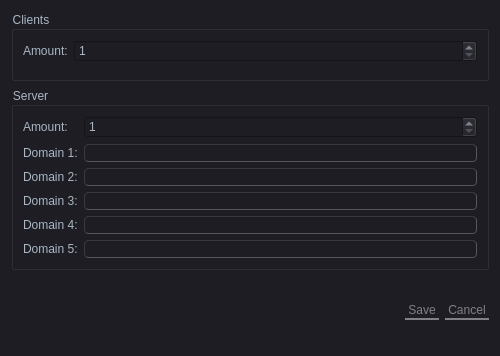
Qt form src/views/dialogs/settingsdialog.ui (Filan-glitch/NetSim) before a commit.
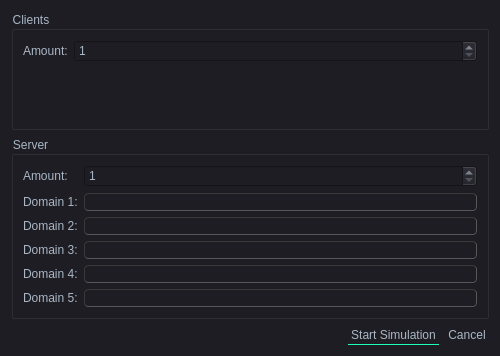
The same form after that commit. Icons and pictures are not drawn.

Commit message: TCP Packages Fixes, Dialog UI improvement

The edit to the form file:
```diff
--- a/src/views/dialogs/settingsdialog.ui
+++ b/src/views/dialogs/settingsdialog.ui
@@ -632,26 +632,35 @@
     </widget>
    </item>
    <item>
-    <widget class="QDialogButtonBox" name="buttonBox">
-     <property name="enabled">
-      <bool>false</bool>
-     </property>
-     <property name="sizePolicy">
-      <sizepolicy hsizetype="Minimum" vsizetype="Minimum">
-       <horstretch>0</horstretch>
-       <verstretch>0</verstretch>
-      </sizepolicy>
-     </property>
-     <property name="orientation">
-      <enum>Qt::Horizontal</enum>
-     </property>
-     <property name="standardButtons">
-      <set>QDialogButtonBox::Cancel|QDialogButtonBox::Save</set>
-     </property>
-     <property name="centerButtons">
-      <bool>false</bool>
-     </property>
-    </widget>
+    <layout class="QHBoxLayout" name="horizontalLayout">
+     <item>
+      <spacer name="horizontalSpacer">
+       <property name="orientation">
+        <enum>Qt::Horizontal</enum>
+       </property>
+       <property name="sizeHint" stdset="0">
+        <size>
+         <width>40</width>
+         <height>20</height>
+        </size>
+       </property>
+      </spacer>
+     </item>
+     <item>
+      <widget class="QPushButton" name="startPushButton">
+       <property name="text">
+        <string>Start Simulation</string>
+       </property>
+      </widget>
+     </item>
+     <item>
+      <widget class="QPushButton" name="cancelPushButton">
+       <property name="text">
+        <string>Cancel</string>
+       </property>
+      </widget>
+     </item>
+    </layout>
    </item>
   </layout>
  </widget>
```
Left out of the diff: 24 changed lines with no effect on the pictures. The commit also changes 13 other files.
